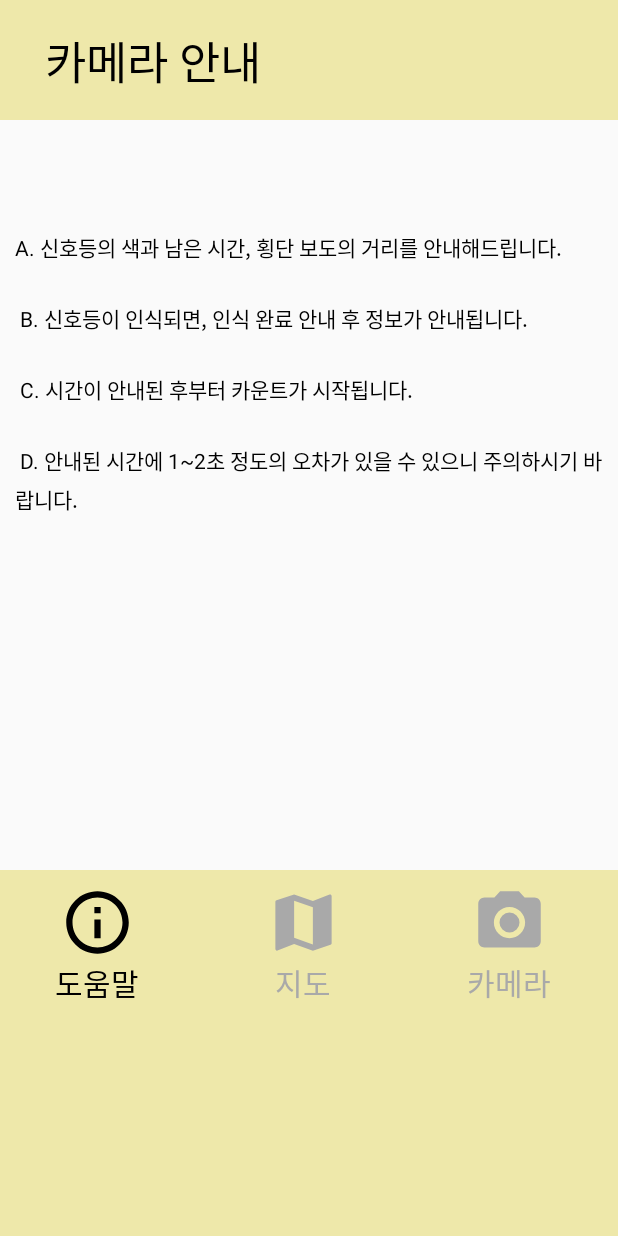
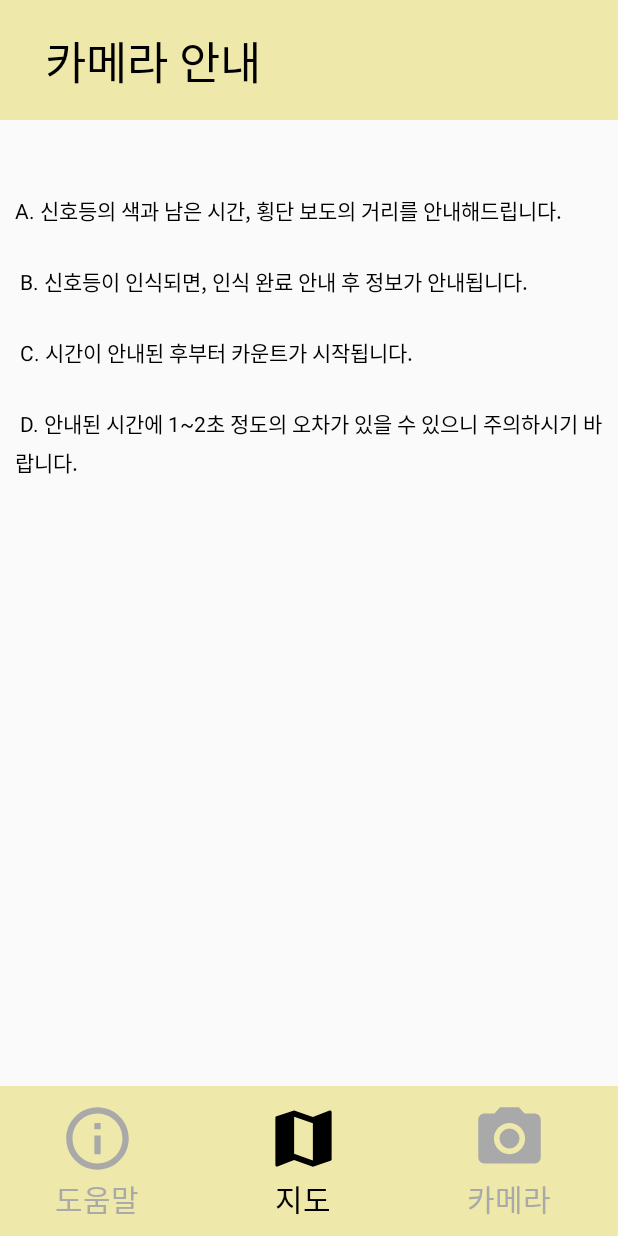
Before and after one commit to 0JUUU/CSEFINAL2, an Android app: the layout activity_info_camera.xml on its own in the app's theme, with its tools: preview values and no code run, on a phone screen of 412 x 824 dp. Run offline under Robolectric (Android 15) with nearby library versions, the phone set to English and light mode, and no system bars.

Commit message:
xml relative로 변경 v.0.0.0.1.2.2.4

```diff
--- a/app/src/main/res/layout/activity_info_camera.xml
+++ b/app/src/main/res/layout/activity_info_camera.xml
@@ -2,14 +2,16 @@
 <androidx.constraintlayout.widget.ConstraintLayout
     xmlns:android="http://schemas.android.com/apk/res/android" android:layout_width="match_parent"
     android:layout_height="match_parent">
-    <LinearLayout
+    <RelativeLayout
         android:layout_width="match_parent"
         android:layout_height="match_parent"
         android:orientation="vertical">
 
-        <LinearLayout
+        <RelativeLayout
+            android:id="@+id/camera_up_name"
             android:layout_width="match_parent"
             android:layout_height="80dp"
+            android:layout_alignParentTop="true"
             android:background="@color/colorPaleGoldenrod">
             <TextView
                 android:layout_width="wrap_content"
@@ -20,12 +22,14 @@
                 android:textColor="#000000"
                 android:textSize="30sp"
                 />
-        </LinearLayout>
+        </RelativeLayout>
 
         /* 카메라 설명 내용*/
-    <LinearLayout
+    <RelativeLayout
         android:layout_width="match_parent"
-        android:layout_height="500dp">
+        android:layout_height="match_parent"
+        android:layout_below="@+id/camera_up_name"
+        android:layout_above="@+id/camera_down_bar">
 
         <TextView
             android:id="@+id/textView_info_camera_content"
@@ -44,11 +48,13 @@ D. 안내된 시간에 1~2초 정도의 오차가 있을 수 있으니 주의하
             >
 
         </TextView>
-    </LinearLayout>
+    </RelativeLayout>
         <LinearLayout
+            android:id="@+id/camera_down_bar"
             android:layout_width="match_parent"
-            android:layout_height="match_parent"
+            android:layout_height="100dp"
             android:orientation="horizontal"
+            android:layout_alignParentBottom="true"
             android:weightSum="3"
             android:background="@color/colorPaleGoldenrod">
 
@@ -59,7 +65,8 @@ D. 안내된 시간에 1~2초 정도의 오차가 있을 수 있으니 주의하
                 android:orientation="vertical">
 
                 <ImageView
-                    android:src="@drawable/ic_info_outline_black_24dp"
+                    android:src="@drawable/ic_info_outline_gray_24dp"
+
                     android:layout_width="50dp"
                     android:layout_height="50dp"
                     android:layout_marginTop="10dp"
@@ -75,9 +82,7 @@ D. 안내된 시간에 1~2초 정도의 오차가 있을 수 있으니 주의하
                     android:gravity="center"
                     android:textSize="20sp"
                     android:text="도움말"
-                    android:textColor="#000000"/>
-
-
+                    android:textColor="@color/colorDarkGray"/>
             </LinearLayout>
 
 
@@ -88,7 +93,7 @@ D. 안내된 시간에 1~2초 정도의 오차가 있을 수 있으니 주의하
                 android:orientation="vertical">
 
                 <ImageView
-                    android:src="@drawable/ic_map_gray_24dp"
+                    android:src="@drawable/ic_map_black_24dp"
                     android:layout_width="50dp"
                     android:layout_height="50dp"
                     android:layout_marginTop="10dp"
@@ -104,10 +109,7 @@ D. 안내된 시간에 1~2초 정도의 오차가 있을 수 있으니 주의하
                     android:gravity="center"
                     android:textSize="20sp"
                     android:text="지도"
-                    android:textColor="@color/colorDarkGray"/>
-
-
-
+                    android:textColor="#000000"/>
             </LinearLayout>
 
             <LinearLayout
@@ -134,10 +136,9 @@ D. 안내된 시간에 1~2초 정도의 오차가 있을 수 있으니 주의하
                     android:textSize="20sp"
                     android:text="카메라"
                     android:textColor="@color/colorDarkGray"/>
-
             </LinearLayout>
-
         </LinearLayout>
 
-    </LinearLayout>
+
+    </RelativeLayout>
 </androidx.constraintlayout.widget.ConstraintLayout>
--- a/app/src/main/res/layout/activity_main_map.xml
+++ b/app/src/main/res/layout/activity_main_map.xml
@@ -41,13 +41,13 @@
     <RelativeLayout
         android:id="@+id/Map"
         android:layout_below="@+id/srch"
-        android:layout_above="@+id/down_map"
+        android:layout_above="@+id/map_down_map"
         android:layout_width="match_parent"
         android:layout_height="match_parent">
     </RelativeLayout>
 
     <LinearLayout
-        android:id="@+id/down_map"
+        android:id="@+id/map_down_map"
         android:layout_width="match_parent"
         android:layout_height="100dp"
         android:orientation="horizontal"
```
Also changed, not shown: app/src/main/res/layout/activity_tutorial.xml (+21 -14 lines).
